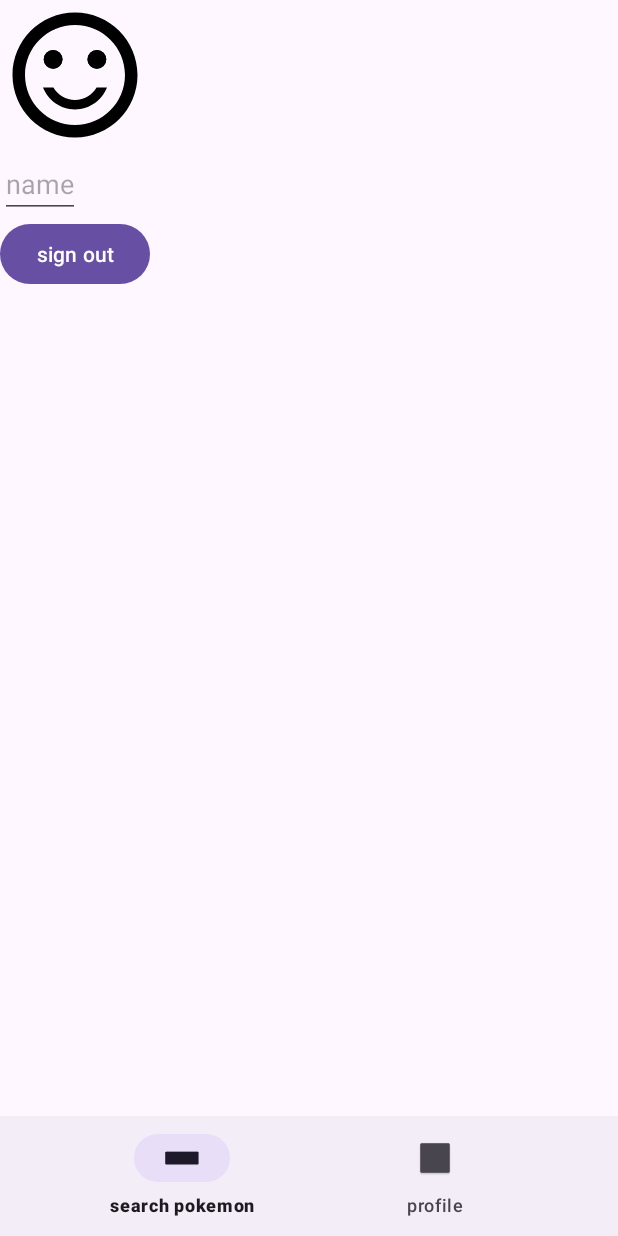
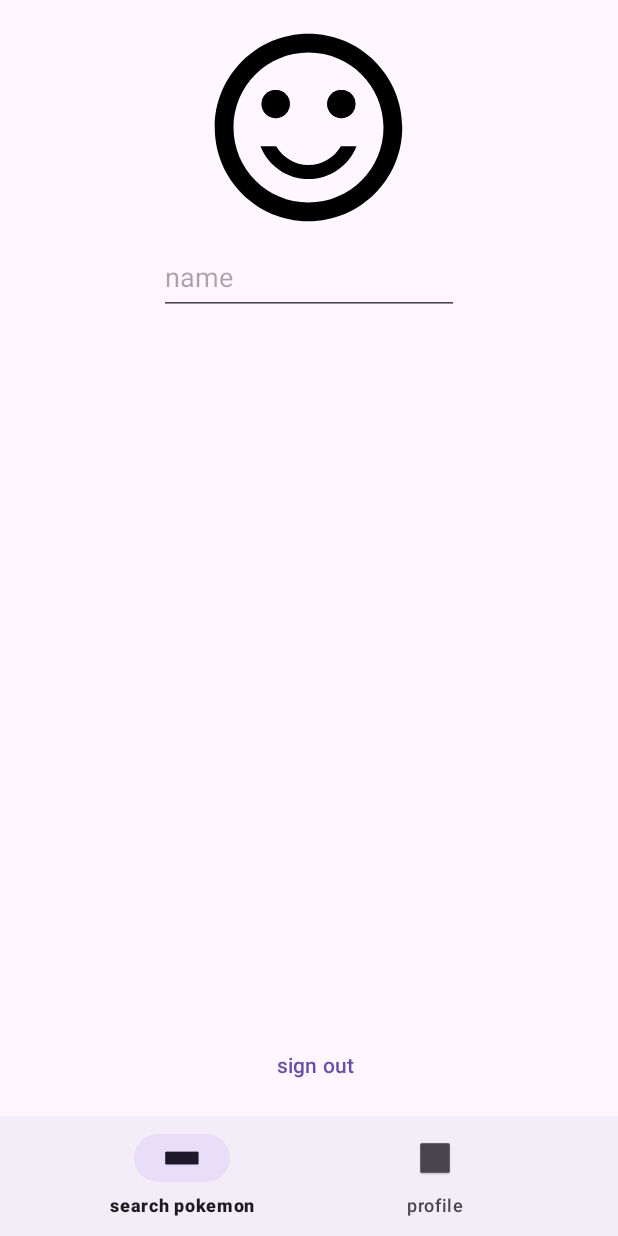
Before and after one commit to samyups1111/Chatrooms, an Android app: the ProfileFragment screen opened through its navigation route, on a phone screen of 412 x 824 dp. Run offline under Robolectric (Android 15) with nearby library versions, the phone set to English and light mode, and no system bars; our stand-ins replace Dagger/Hilt's generated code, Firebase (no records; nobody signed in at launch, a user with empty details on screens opened directly); pictures from the network do not load.

Commit message:
fixed bug to scroll to bottom of messages and updated UI positioning

```diff
--- a/app/src/main/java/com/sample/mainapplication/ui/chat/MessageFragment.kt
+++ b/app/src/main/java/com/sample/mainapplication/ui/chat/MessageFragment.kt
@@ -59,7 +59,9 @@ class MessageFragment : Fragment() {
         recyclerView = view.findViewById(R.id.chat_recyclerview)
         messageAdapter = MessageAdapter()
         recyclerView.apply {
-            layoutManager = LinearLayoutManager(context)
+            layoutManager = LinearLayoutManager(context).apply {
+                stackFromEnd = true
+            }
             adapter = messageAdapter
         }
     }
@@ -72,6 +74,7 @@ class MessageFragment : Fragment() {
                         Log.d(TAG, "exception $it")
                     }.collect {
                         messageAdapter.updateList(it)
+                        recyclerView.scrollToPosition(messageAdapter.itemCount - 1)
                     }
             }
         }
--- a/app/src/main/java/com/sample/mainapplication/ui/chat/messageAdapter.kt
+++ b/app/src/main/java/com/sample/mainapplication/ui/chat/messageAdapter.kt
@@ -101,6 +101,7 @@ class MessageAdapter: RecyclerView.Adapter<RecyclerView.ViewHolder>() {
             messageTextView.text = message.text
             usernameTexView.text = message.userName
             dateTextView.text = message.date?.let { Message.convertLongToTime(it) }
+            profileImgImageView.setImageDrawable(null)
             message.userImgUri?.let { uriString ->
                 Glide
                     .with(itemView.context)
--- a/app/src/main/res/layout/fragment_message.xml
+++ b/app/src/main/res/layout/fragment_message.xml
@@ -3,6 +3,7 @@
     xmlns:tools="http://schemas.android.com/tools"
     android:layout_width="match_parent"
     android:layout_height="match_parent"
+    android:layout_margin="5dp"
     android:orientation="vertical"
     tools:context=".ui.chat.MessageFragment">
 
@@ -24,7 +25,7 @@
             android:layout_width="match_parent"
             android:layout_height="match_parent"
             android:autofillHints="message..."
-            android:hint="message"
+            android:hint="@string/message"
             android:layout_weight="1"
             android:inputType="" />
 
@@ -32,7 +33,7 @@
             android:id="@+id/submit_button"
             android:layout_width="wrap_content"
             android:layout_height="wrap_content"
-            android:text="Submit" />
+            android:text="@string/submit" />
 
     </androidx.appcompat.widget.LinearLayoutCompat>
 </LinearLayout>
--- a/app/src/main/res/layout/fragment_profile.xml
+++ b/app/src/main/res/layout/fragment_profile.xml
@@ -4,32 +4,50 @@
     android:layout_width="match_parent"
     android:layout_height="match_parent"
     android:orientation="vertical"
+    android:layout_margin="10dp"
+    android:gravity="center_horizontal"
     tools:context=".ui.profile.ProfileFragment">
 
     <ImageView
         android:id="@+id/user_icon_imageview"
-        android:layout_width="100dp"
-        android:layout_height="100dp"
-        android:src="@drawable/smiley_face" />
+        android:layout_width="150dp"
+        android:layout_height="150dp"
+        android:src="@drawable/smiley_face"
+        android:contentDescription="@string/profile_image" />
 
     <EditText
         android:id="@+id/name_edit_text"
         android:layout_width="wrap_content"
         android:layout_height="wrap_content"
+        android:minWidth="200dp"
+        android:minHeight="50dp"
         android:hint="@string/name"
-        android:inputType="textPersonName" />
+        android:inputType="textPersonName"
+        android:importantForAutofill="no" />
+
+    <Space
+        android:layout_width="wrap_content"
+        android:layout_height="0dp"
+        android:layout_weight="1"/>
+
+    <LinearLayout
+        android:layout_width="wrap_content"
+        android:layout_height="wrap_content"
+        android:orientation="horizontal">
 
         <Button
             android:id="@+id/save_button"
             android:layout_width="wrap_content"
             android:layout_height="wrap_content"
             android:visibility="gone"
-        android:text="@string/save" />
+            android:text="@string/save"/>
 
         <Button
             android:id="@+id/sign_out_button"
             android:layout_width="wrap_content"
             android:layout_height="wrap_content"
-        android:text="@string/sign_out" />
+            android:text="@string/sign_out"
+            style="?android:attr/buttonBarButtonStyle" />
 
     </LinearLayout>
+</LinearLayout>
--- a/app/src/main/res/values/strings.xml
+++ b/app/src/main/res/values/strings.xml
@@ -21,4 +21,6 @@
     <string name="sign_out">sign out</string>
     <string name="save">save</string>
     <string name="user_icon">user icon</string>
+    <string name="profile_image">Profile Image</string>
+    <string name="message">message</string>
 </resources>
```
Also changed, not shown: app/src/main/java/com/sample/mainapplication/model/MessageRepository.kt (+10 -6 lines). Lines whose indentation alone changed are shown as unchanged.
